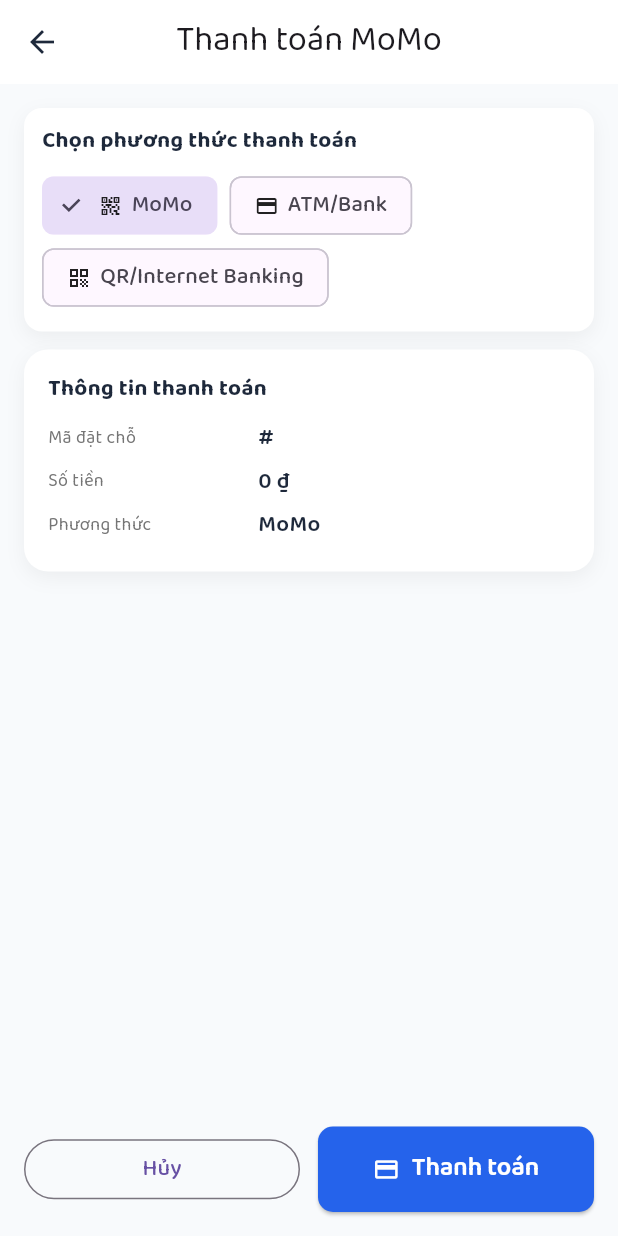
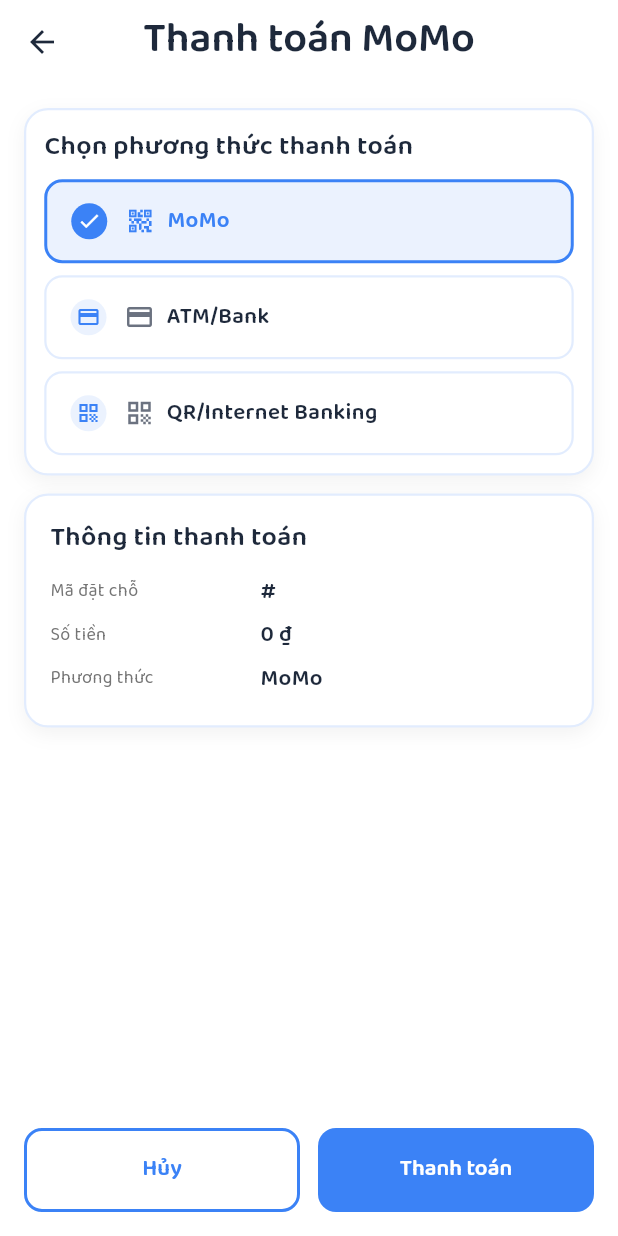
Before and after one commit to tranphuongkhoi/FlyJourney_app, a Flutter app: the PaymentFlowScreen screen opened directly with empty values, on a phone screen of 412 x 824 dp. Run offline on Flutter 3.47's test engine with Material 3 defaults, Android fonts, the phone set to English and light mode, and no system bars; our stand-ins replace flutter_bloc, google_fonts, shared_preferences; accounts and stored records are empty.

Commit message:
UI updated 1.1

```diff
--- a/lib/src/core/config/api_config.dart
+++ b/lib/src/core/config/api_config.dart
@@ -1,6 +1,6 @@
 class ApiConfig {
   // API Configuration
-  static const String baseUrl = 'http://localhost:3000/api/v1';
+  static const String baseUrl = 'http://103.69.96.179:3000/api/v1';
 
   //Auth nhma để từ từ tính
   //static const String apiKey = 'YOUR_API_KEY';
--- a/lib/src/features/payment/presentation/payment_flow_screen.dart
+++ b/lib/src/features/payment/presentation/payment_flow_screen.dart
@@ -63,8 +63,20 @@
   Widget build(BuildContext context) {
     final currency = NumberFormat('#,###', 'vi').format(widget.amount);
     return Scaffold(
+      backgroundColor: Colors.white, // Same as MyBookingsScreen
       appBar: AppBar(
-        title: const Text('Thanh toán MoMo'),
+        backgroundColor: Colors.white, // Same as MyBookingsScreen
+        foregroundColor: Colors.black,
+        elevation: 0,
+        title: const Text(
+          'Thanh toán MoMo',
+          style: TextStyle(
+            fontFamily: 'BalooBhaijaan2',
+            fontSize: 28,
+            fontWeight: FontWeight.w600,
+            color: Color(0xFF1E293B),
+          ),
+        ),
         centerTitle: true,
       ),
       body: Padding(
@@ -94,23 +106,57 @@
               child: Row(
                 children: [
                   Expanded(
+                    child: SizedBox(
+                      height: 56,
                       child: OutlinedButton(
                         onPressed: _submitting ? null : () => Navigator.pop(context),
-                      child: const Text('Hủy'),
+                        child: const Text(
+                          'Hủy',
+                          style: TextStyle(
+                            fontFamily: 'BalooBhaijaan2',
+                            fontSize: 15,
+                            fontWeight: FontWeight.w600,
+                          ),
+                        ),
+                        style: OutlinedButton.styleFrom(
+                          side: const BorderSide(color: Color(0xFF3B82F6), width: 2),
+                          foregroundColor: const Color(0xFF3B82F6),
+                          shape: RoundedRectangleBorder(
+                            borderRadius: BorderRadius.circular(12),
+                          ),
+                        ),
+                      ),
                     ),
                   ),
                   const SizedBox(width: 12),
                   Expanded(
-                    child: ElevatedButton.icon(
+                    child: SizedBox(
+                      height: 56,
+                      child: ElevatedButton(
                         onPressed: _submitting ? null : _startPayment,
-                      icon: _submitting
+                        child: _submitting
                             ? const SizedBox(
-                              width: 16,
-                              height: 16,
+                                width: 20,
+                                height: 20,
                                 child: CircularProgressIndicator(strokeWidth: 2, color: Colors.white),
                               )
-                          : const Icon(Icons.payment),
-                      label: Text(_submitting ? 'Đang xử lý...' : 'Thanh toán'),
+                            : const Text(
+                                'Thanh toán',
+                                style: TextStyle(
+                                  fontFamily: 'BalooBhaijaan2',
+                                  fontSize: 15,
+                                  fontWeight: FontWeight.w600,
+                                ),
+                              ),
+                        style: ElevatedButton.styleFrom(
+                          backgroundColor: const Color(0xFF3B82F6),
+                          foregroundColor: Colors.white,
+                          shape: RoundedRectangleBorder(
+                            borderRadius: BorderRadius.circular(12),
+                          ),
+                          elevation: 0,
+                        ),
+                      ),
                     ),
                   ),
                 ],
@@ -129,7 +175,11 @@
       padding: const EdgeInsets.all(12),
       decoration: BoxDecoration(
         color: Colors.white,
-        borderRadius: BorderRadius.circular(12),
+        borderRadius: BorderRadius.circular(16),
+        border: Border.all(
+          color: const Color(0xFF3B82F6).withOpacity(0.15),
+          width: 1.5,
+        ),
         boxShadow: [
           BoxShadow(color: Colors.black.withOpacity(0.05), blurRadius: 10, offset: const Offset(0, 4)),
         ],
@@ -137,13 +187,22 @@
       child: Column(
         crossAxisAlignment: CrossAxisAlignment.start,
         children: [
-          const Text('Chọn phương thức thanh toán', style: TextStyle(fontWeight: FontWeight.bold)),
+          const Text(
+            'Chọn phương thức thanh toán',
+            style: TextStyle(
+              fontFamily: 'BalooBhaijaan2',
+              fontSize: 18,
+              fontWeight: FontWeight.w600,
+              color: Color(0xFF1E293B),
+            ),
+          ),
           const SizedBox(height: 8),
-          Wrap(
-            spacing: 8,
+          Column(
             children: [
               _methodChip(_PayMethod.momo, 'MoMo', Icons.qr_code_2),
+              const SizedBox(height: 8),
               _methodChip(_PayMethod.atm, 'ATM/Bank', Icons.credit_card),
+              const SizedBox(height: 8),
               _methodChip(_PayMethod.qr, 'QR/Internet Banking', Icons.qr_code),
             ],
           ),
@@ -154,13 +213,73 @@
 
   Widget _methodChip(_PayMethod method, String label, IconData icon) {
     final selected = _method == method;
-    return ChoiceChip(
-      label: Row(
-        mainAxisSize: MainAxisSize.min,
-        children: [Icon(icon, size: 16), const SizedBox(width: 6), Text(label)],
+    return Container(
+      width: double.infinity,
+      height: 56,
+      child: InkWell(
+        onTap: () => setState(() => _method = method),
+        borderRadius: BorderRadius.circular(12),
+        child: Container(
+          padding: const EdgeInsets.symmetric(horizontal: 16, vertical: 12),
+          decoration: BoxDecoration(
+            color: selected
+                ? const Color(0xFF3B82F6).withOpacity(0.1)
+                : Colors.white,
+            borderRadius: BorderRadius.circular(12),
+            border: Border.all(
+              color: selected
+                  ? const Color(0xFF3B82F6)
+                  : const Color(0xFF3B82F6).withOpacity(0.15),
+              width: selected ? 2 : 1.5,
             ),
-      selected: selected,
-      onSelected: (_) => setState(() => _method = method),
+          ),
+          child: Row(
+            children: [
+              Container(
+                width: 24,
+                height: 24,
+                decoration: BoxDecoration(
+                  color: selected
+                      ? const Color(0xFF3B82F6)
+                      : const Color(0xFF3B82F6).withOpacity(0.1),
+                  shape: BoxShape.circle,
+                ),
+                child: selected
+                    ? const Icon(
+                        Icons.check,
+                        color: Colors.white,
+                        size: 16,
+                      )
+                    : Icon(
+                        icon,
+                        color: const Color(0xFF3B82F6),
+                        size: 16,
+                      ),
+              ),
+              const SizedBox(width: 12),
+              Icon(
+                icon,
+                color: selected
+                    ? const Color(0xFF3B82F6)
+                    : const Color(0xFF6B7280),
+                size: 20,
+              ),
+              const SizedBox(width: 8),
+              Text(
+                label,
+                style: TextStyle(
+                  fontFamily: 'BalooBhaijaan2',
+                  fontSize: 15,
+                  fontWeight: FontWeight.w600,
+                  color: selected
+                      ? const Color(0xFF3B82F6)
+                      : const Color(0xFF1E293B),
+                ),
+              ),
+            ],
+          ),
+        ),
+      ),
     );
   }
 
@@ -171,6 +290,10 @@
       decoration: BoxDecoration(
         color: Colors.white,
         borderRadius: BorderRadius.circular(16),
+        border: Border.all(
+          color: const Color(0xFF3B82F6).withOpacity(0.15),
+          width: 1.5,
+        ),
         boxShadow: [
           BoxShadow(color: Colors.black.withOpacity(0.05), blurRadius: 10, offset: const Offset(0, 4)),
         ],
@@ -178,7 +301,15 @@
       child: Column(
         crossAxisAlignment: CrossAxisAlignment.start,
         children: [
-          const Text('Thông tin thanh toán', style: TextStyle(fontWeight: FontWeight.bold)),
+          const Text(
+            'Thông tin thanh toán',
+            style: TextStyle(
+              fontFamily: 'BalooBhaijaan2',
+              fontSize: 18,
+              fontWeight: FontWeight.w600,
+              color: Color(0xFF1E293B),
+            ),
+          ),
           const SizedBox(height: 8),
           _row('Mã đặt chỗ', '#${widget.bookingId}'),
           _row('Số tiền', '$amount ₫'),
@@ -196,6 +327,10 @@
       decoration: BoxDecoration(
         color: Colors.white,
         borderRadius: BorderRadius.circular(16),
+        border: Border.all(
+          color: const Color(0xFF3B82F6).withOpacity(0.15),
+          width: 1.5,
+        ),
         boxShadow: [
           BoxShadow(color: Colors.black.withOpacity(0.05), blurRadius: 10, offset: const Offset(0, 4)),
         ],
@@ -203,7 +338,15 @@
       child: Column(
         crossAxisAlignment: CrossAxisAlignment.start,
         children: [
-          const Text('Quét QR bằng MoMo để thanh toán', style: TextStyle(fontWeight: FontWeight.bold)),
+          const Text(
+            'Quét QR bằng MoMo để thanh toán',
+            style: TextStyle(
+              fontFamily: 'BalooBhaijaan2',
+              fontSize: 18,
+              fontWeight: FontWeight.w600,
+              color: Color(0xFF1E293B),
+            ),
+          ),
           const SizedBox(height: 12),
           if (momo != null) _qrPreview(momo),
           const SizedBox(height: 12),
```
Also changed, not shown: 1 other file. Lines whose indentation alone changed are shown as unchanged.
